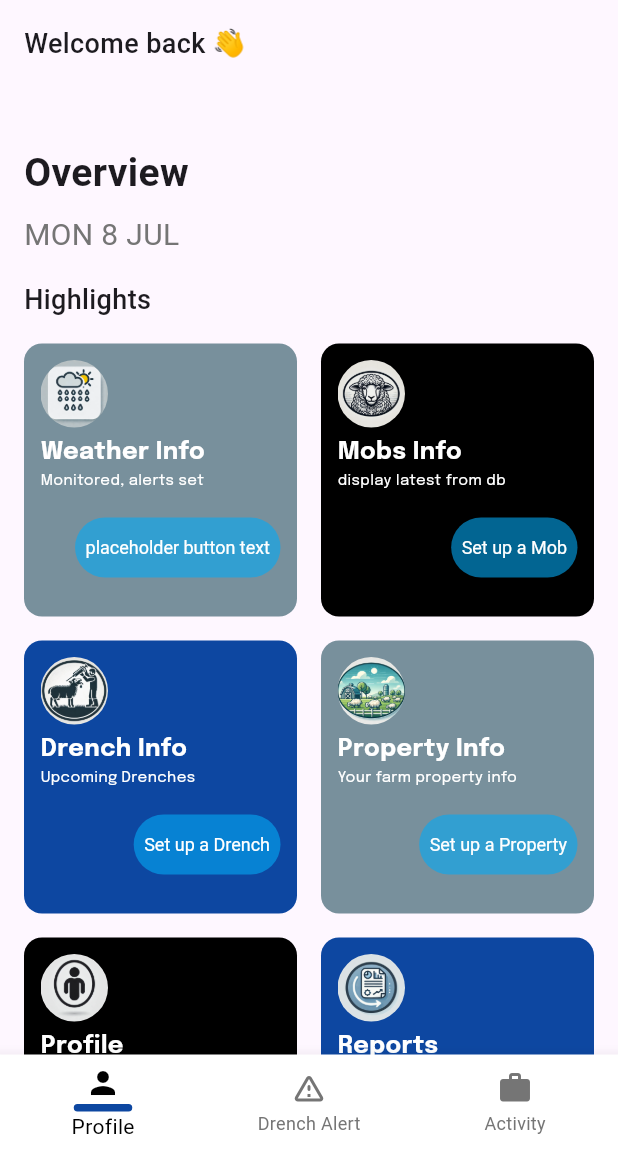
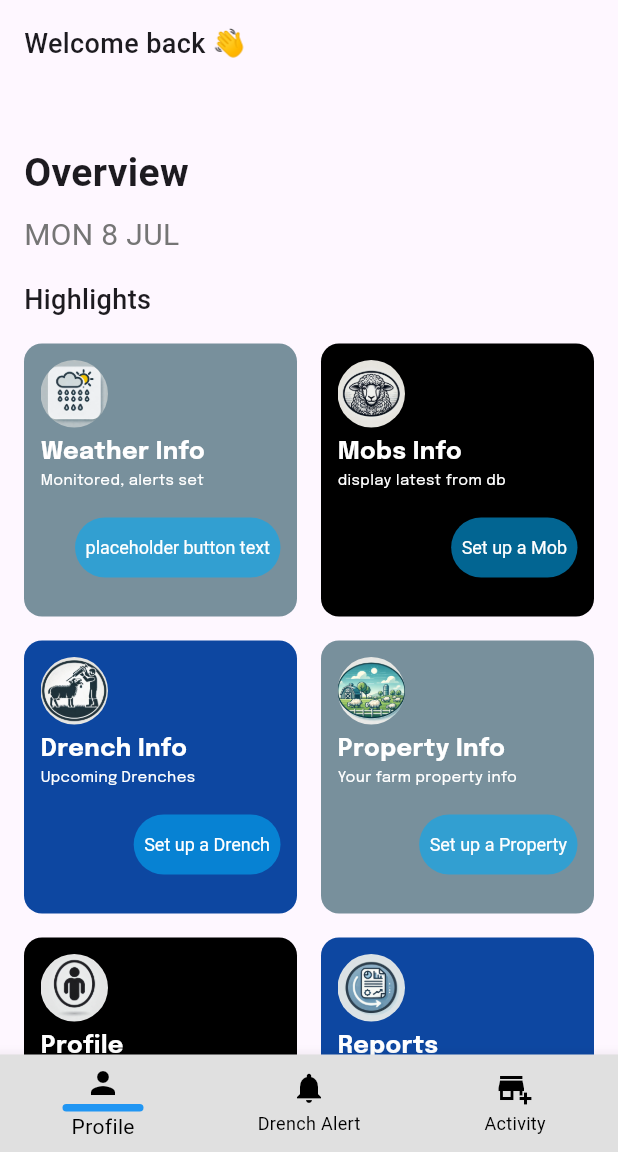
Before and after one commit to mn-nao-ren/drenchmate1017, a Flutter app: the DashboardScreen screen opened by its route, on a phone screen of 412 x 824 dp, the part 84-1236 px from its top. Run offline on Flutter 3.47's test engine with Material 3 defaults, Android fonts, the phone set to English and light mode, and no system bars; our stand-ins replace cloud_firestore, firebase_auth, firebase_core, google_fonts, modal_progress_hud_nsn; accounts and stored records are empty.

Commit message:
latest appearance of bottom nav bar

```diff
--- a/lib/presentation/components/bottom_navigation_bar.dart
+++ b/lib/presentation/components/bottom_navigation_bar.dart
@@ -20,9 +20,9 @@ class _MyNavigationBarState extends State<MyNavigationBar> {
     return BottomNavigationBar(
       currentIndex: _currentIndex,
 
-        backgroundColor: Colors.white,
+        backgroundColor: Colors.grey.shade300,
       selectedItemColor: Colors.black,
-      unselectedItemColor: Colors.grey.shade600,
+      unselectedItemColor: Colors.black,
 
       onTap: (int newIndex) {
         setState(() {
@@ -40,10 +40,10 @@ class _MyNavigationBarState extends State<MyNavigationBar> {
               const SizedBox(height: 2),
               SizedBox(
                 height: 5,
-                width: 39,
+                width: 54,
                 child: DecoratedBox(
                   decoration: BoxDecoration(
-                    color: Colors.blue.shade900,
+                    color: Colors.blue,
                     borderRadius: BorderRadius.circular(55),
                   ),
                 ),
@@ -58,11 +58,11 @@ class _MyNavigationBarState extends State<MyNavigationBar> {
               ? Column(
             mainAxisSize: MainAxisSize.min,
             children: [
-              const Icon(Icons.warning_amber_rounded),
+              const Icon(Icons.notifications),
               const SizedBox(height: 2),
               SizedBox(
                 height: 5,
-                width: 66,
+                width: 77,
                 child: DecoratedBox(
                   decoration: BoxDecoration(
                     color: Colors.red.shade600,
@@ -72,7 +72,7 @@ class _MyNavigationBarState extends State<MyNavigationBar> {
               )
             ],
           )
-              : const Icon(Icons.warning_amber_rounded),
+              : const Icon(Icons.notifications),
         ),
         BottomNavigationBarItem(
           label: 'Activity',
@@ -80,11 +80,11 @@ class _MyNavigationBarState extends State<MyNavigationBar> {
               ? Column(
             mainAxisSize: MainAxisSize.min,
             children: [
-              const Icon(Icons.work),
+              const Icon(Icons.add_business),
               const SizedBox(height: 2),
               SizedBox(
                 height: 5,
-                width: 42,
+                width: 56,
                 child: DecoratedBox(
                   decoration: BoxDecoration(
                     color: Colors.blue,
@@ -94,7 +94,7 @@ class _MyNavigationBarState extends State<MyNavigationBar> {
               )
             ],
           )
-              : const Icon(Icons.work),
+              : const Icon(Icons.add_business),
         ),
       ]
     );
--- a/lib/presentation/components/username.dart
+++ b/lib/presentation/components/username.dart
@@ -4,6 +4,8 @@ import 'package:cloud_firestore/cloud_firestore.dart';
 import 'package:google_fonts/google_fonts.dart';
 
 class UserProfile extends StatefulWidget {
+  const UserProfile({super.key});
+
   @override
   _UserProfileState createState() => _UserProfileState();
 }
--- a/lib/presentation/screens/dashboard_view.dart
+++ b/lib/presentation/screens/dashboard_view.dart
@@ -57,7 +57,7 @@ class DashboardScreen extends StatelessWidget {
               // John Doer is just a placeholder,
               // develop with stateful widget and fetch
               // do not use the following text widget
-              UserProfile(),
+              const UserProfile(),
               // Text(
               //   'William Butcher',
               //   style: TextStyle(fontSize: 22, fontWeight: FontWeight.bold),
```
